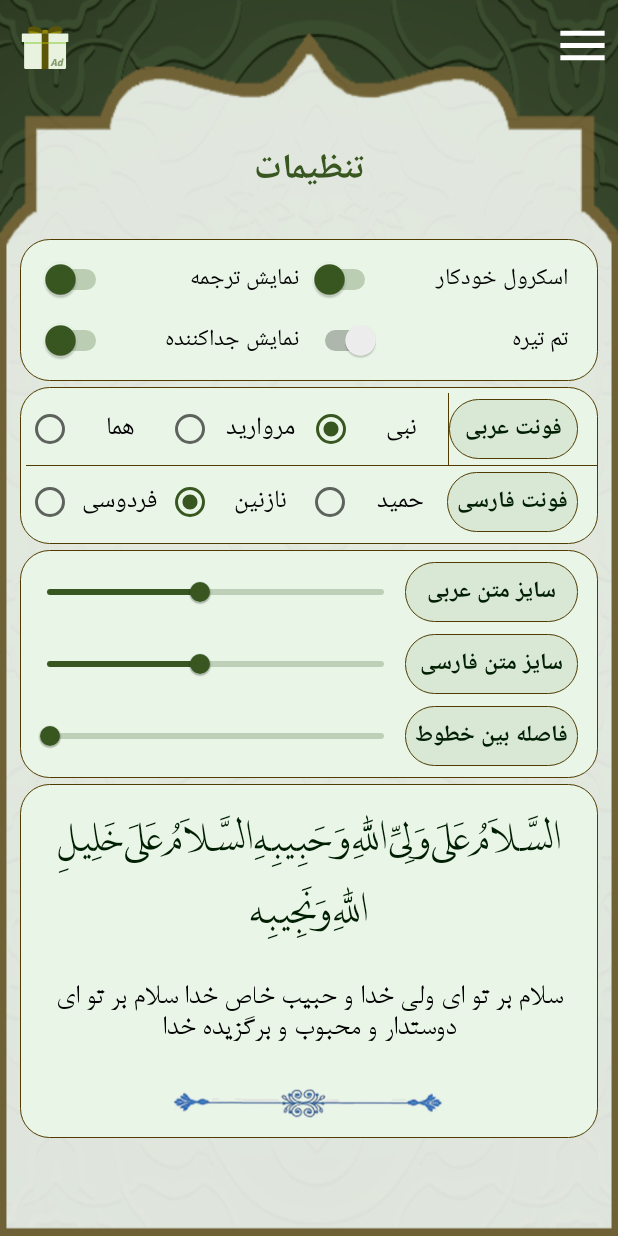
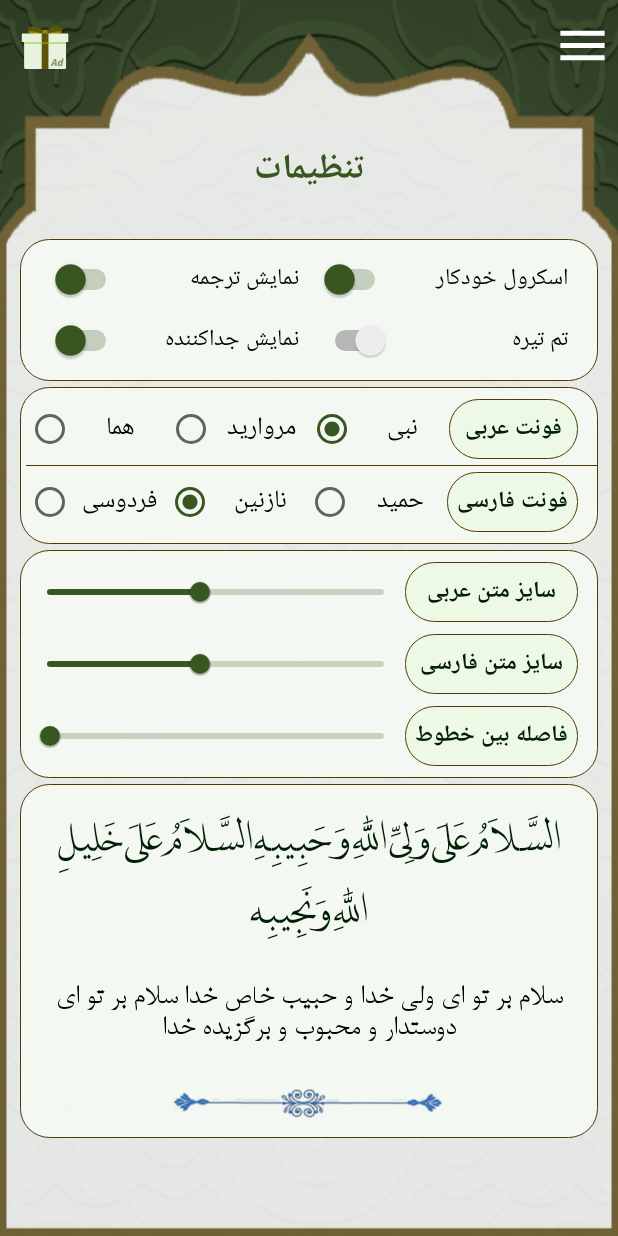
Before and after one commit to mohammadyt9731/Arbaeen-Pilgirmage, an Android app: the screen it shows after launch (MainActivity), in the side drawer, after a tap on "تنظیمات", on a phone screen of 412 x 824 dp. Run offline under Robolectric (Android 15) with nearby library versions, the phone set to English and light mode, and no system bars; our stand-ins replace sdp/ssp sizes; libraries missing offline, so code that uses them is left out: ir.tapsell.plus; 7 statements that could not run were skipped.

Commit message:
change view

```diff
--- a/app/src/main/java/com/ttp/ziaratarbaeen/fragments/NarrativesFragment.java
+++ b/app/src/main/java/com/ttp/ziaratarbaeen/fragments/NarrativesFragment.java
@@ -50,7 +50,7 @@ public class NarrativesFragment extends Fragment {
 
     private void findViews(View view) {
 
-        rlAdvertising = view.findViewById(R.id.rl_advertising);
+        rlAdvertising = view.findViewById(R.id.rl_ad_narrative);
         rvNarratives = view.findViewById(R.id.rv_narrative);
 
     }
--- a/app/src/main/java/com/ttp/ziaratarbaeen/fragments/SalawatCountFragment.java
+++ b/app/src/main/java/com/ttp/ziaratarbaeen/fragments/SalawatCountFragment.java
@@ -78,19 +78,19 @@ public class SalawatCountFragment extends Fragment {
 
     private void setUpPopupMenu() {
 
-        Context wrapper = new ContextThemeWrapper(getActivity(), R.style.PopupMenu);
-
-
-        popupMenu=new PopupMenu(wrapper,tvMentionType, Gravity.LEFT);
-        popupMenu.getMenuInflater().inflate(R.menu.popup_menu_mention_type,popupMenu.getMenu());
-
-
-
-        initMentionList();
-
-        for (Mention mention : mentionList){
-            popupMenu.getMenu().add(mention.getMentionName());
-        }
+//        Context wrapper = new ContextThemeWrapper(getActivity(), R.style.PopupMenu);
+//
+//
+//        popupMenu=new PopupMenu(wrapper,tvMentionType, Gravity.LEFT);
+//        popupMenu.getMenuInflater().inflate(R.menu.popup_menu_mention_type,popupMenu.getMenu());
+//
+//
+//
+//        initMentionList();
+//
+//        for (Mention mention : mentionList){
+//            popupMenu.getMenu().add(mention.getMentionName());
+//        }
 
 
 
@@ -100,14 +100,14 @@ public class SalawatCountFragment extends Fragment {
 //        mentionList= MySharedPreference.getInstance(getContext()).getMentionList();
 //        if(mentionList.isEmpty()){
 
-            mentionList.add(new Mention("صلوات",100,20));
-            mentionList.add(new Mention("ذکر روز هفته",100,20));
-            mentionList.add(new Mention("تسبیحات حضرت زهرا (سلام الله علیها)",100,20));
-            mentionList.add(new Mention("لا اله الا الله",100,20));
-            mentionList.add(new Mention("تسبیحات اربئه",100,20));
-            mentionList.add(new Mention("الله اکیر",100,20));
-            mentionList.add(new Mention("سبحان الله",100,20));
-            mentionList.add(new Mention("الحمدالله",100,20));
+//            mentionList.add(new Mention("صلوات",100,20));
+//            mentionList.add(new Mention("ذکر روز هفته",100,20));
+//            mentionList.add(new Mention("تسبیحات حضرت زهرا (سلام الله علیها)",100,20));
+//            mentionList.add(new Mention("لا اله الا الله",100,20));
+//            mentionList.add(new Mention("تسبیحات اربئه",100,20));
+//            mentionList.add(new Mention("الله اکیر",100,20));
+//            mentionList.add(new Mention("سبحان الله",100,20));
+//            mentionList.add(new Mention("الحمدالله",100,20));
 
 
      //   }
@@ -139,16 +139,16 @@ public class SalawatCountFragment extends Fragment {
             }
         });
 
-        popupMenu.setOnMenuItemClickListener(new PopupMenu.OnMenuItemClickListener() {
-            @Override
-            public boolean onMenuItemClick(MenuItem menuItem) {
-
-
-                tvMentionType.setText(menuItem.getTitle());
-                tvMention.setText(menuItem.getTitle());
-                return false;
-            }
-        });
+//        popupMenu.setOnMenuItemClickListener(new PopupMenu.OnMenuItemClickListener() {
+//            @Override
+//            public boolean onMenuItemClick(MenuItem menuItem) {
+//
+//
+//                tvMentionType.setText(menuItem.getTitle());
+//                tvMention.setText(menuItem.getTitle());
+//                return false;
+//            }
+//        });
 
 
     }
--- a/app/src/main/java/com/ttp/ziaratarbaeen/fragments/SettingFragment.java
+++ b/app/src/main/java/com/ttp/ziaratarbaeen/fragments/SettingFragment.java
@@ -9,6 +9,7 @@ import android.widget.CompoundButton;
 import android.widget.ImageView;
 import android.widget.RadioButton;
 import android.widget.RadioGroup;
+import android.widget.RelativeLayout;
 import android.widget.Switch;
 import android.widget.TextView;
 
@@ -21,11 +22,15 @@ import com.google.android.material.card.MaterialCardView;
 import com.google.android.material.slider.Slider;
 import com.ttp.ziaratarbaeen.R;
 import com.ttp.ziaratarbaeen.classes.MyConstants;
+import com.ttp.ziaratarbaeen.classes.MyTapsell;
 import com.ttp.ziaratarbaeen.classes.ProgramSetting;
+
+import ir.tapsell.plus.TapsellPlusBannerType;
 
 public class SettingFragment extends Fragment {
 
     ProgramSetting programSetting;
+
 
     Switch switchAutoScroll;
     Switch switchShowTranslation;
@@ -46,6 +51,8 @@ public class SettingFragment extends Fragment {
     TextView tvSamplePersianText;
     ImageView ivSeparator;
 
+    RelativeLayout rlAdvertising;
+
 
     @Nullable
     @Override
@@ -60,6 +67,13 @@ public class SettingFragment extends Fragment {
         findViews(view);
         init();
         configuration();
+
+    }
+
+    @Override
+    public void onResume() {
+        super.onResume();
+        MyTapsell.showStandardBanner(getActivity(), MyConstants.STANDARD_1_AD_ID, rlAdvertising, TapsellPlusBannerType.BANNER_320x50);
 
     }
 
@@ -80,6 +94,8 @@ public class SettingFragment extends Fragment {
         tvSampleArabicText = view.findViewById(R.id.tv_sample_arabic_text);
         tvSamplePersianText = view.findViewById(R.id.tv_sample_persian_text);
         ivSeparator = view.findViewById(R.id.iv_separator);
+
+        rlAdvertising=view.findViewById(R.id.rl_ad_setting);
 
 
     }
--- a/app/src/main/res/drawable/paragraph_background.xml
+++ b/app/src/main/res/drawable/paragraph_background.xml
@@ -3,7 +3,7 @@
 <shape xmlns:android="http://schemas.android.com/apk/res/android"
     android:shape="rectangle">
 
-    <solid android:color="#E9F6E7" />
+    <solid android:color="#E6F6FAF4" />
     <stroke
         android:width="0.1dp"
         android:color="@color/gold" />
--- a/app/src/main/res/drawable/switch_background.xml
+++ b/app/src/main/res/drawable/switch_background.xml
@@ -10,7 +10,7 @@
         android:radius="@dimen/space_middle"
         />
     <solid
-        android:color="#17385720"
+        android:color="#80E8FBD9"
 
         >
 
--- a/app/src/main/res/layout/activity_main.xml
+++ b/app/src/main/res/layout/activity_main.xml
@@ -127,10 +127,11 @@
         </LinearLayout>
 
         <LinearLayout
+            android:layoutDirection="rtl"
             android:id="@+id/ll_medium_icon"
             android:layout_width="match_parent"
             android:layout_height="wrap_content"
-            android:layout_marginHorizontal="@dimen/space_2Xlarge"
+            android:layout_marginHorizontal="@dimen/space_Xlarge"
             android:gravity="center"
             android:orientation="horizontal"
             app:layout_constraintBottom_toBottomOf="parent"
@@ -184,10 +185,11 @@
         </LinearLayout>
 
         <LinearLayout
+            android:layoutDirection="rtl"
             android:id="@+id/ll_small_icon"
             android:layout_width="match_parent"
             android:layout_height="wrap_content"
-            android:layout_marginHorizontal="@dimen/space_medium"
+            android:layout_marginHorizontal="@dimen/space_large"
             android:gravity="center"
             android:orientation="horizontal"
             android:weightSum="4"
--- a/app/src/main/res/layout/fragment_narratives.xml
+++ b/app/src/main/res/layout/fragment_narratives.xml
@@ -20,13 +20,13 @@
         android:layout_height="0dp"
         android:layout_marginTop="@dimen/space_2Xlarge"
         android:paddingHorizontal="@dimen/space_small"
-        app:layout_constraintBottom_toTopOf="@id/rl_advertising"
+        app:layout_constraintBottom_toTopOf="@id/rl_ad_narrative"
         app:layout_constraintTop_toBottomOf="@id/tv_header_narratives">
 
     </androidx.recyclerview.widget.RecyclerView>
 
     <RelativeLayout
-        android:id="@+id/rl_advertising"
+        android:id="@+id/rl_ad_narrative"
         android:layout_width="match_parent"
         android:layout_height="wrap_content"
         android:gravity="center|bottom"
--- a/app/src/main/res/layout/fragment_setting.xml
+++ b/app/src/main/res/layout/fragment_setting.xml
@@ -36,10 +36,12 @@
                 android:layout_width="match_parent"
                 android:layout_height="wrap_content"
                 android:background="@drawable/paragraph_background"
+                android:layoutDirection="ltr"
                 android:orientation="vertical"
                 android:padding="@dimen/space_medium">
 
                 <LinearLayout
+
                     android:layout_width="match_parent"
                     android:layout_height="0dp"
                     android:layout_weight="1"
@@ -85,11 +87,12 @@
                 android:id="@+id/ll_fonts"
                 android:layout_width="match_parent"
                 android:layout_height="wrap_content"
-                android:paddingLeft="@dimen/space_very_small"
-                android:paddingVertical="@dimen/space_very_small"
                 android:layout_marginTop="@dimen/space_very_small"
                 android:background="@drawable/paragraph_background"
-                android:orientation="vertical">
+                android:layoutDirection="ltr"
+                android:orientation="vertical"
+                android:paddingVertical="@dimen/space_very_small"
+                android:paddingLeft="@dimen/space_very_small">
 
                 <RadioGroup
                     android:id="@+id/rg_arabic_fonts"
@@ -111,10 +114,7 @@
                         style="@style/rb_font_style"
                         android:checked="true"
                         android:text="@string/arabic_font_3" />
-                    <View
-                        android:layout_width="0.1dp"
-                        android:layout_height="match_parent"
-                        android:background="@color/gold" />
+
                     <TextView
                         android:id="@+id/tv_arabic_font"
                         style="@style/tv_guide_slider_style"
@@ -168,12 +168,12 @@
             </LinearLayout>
 
             <androidx.constraintlayout.widget.ConstraintLayout
-                android:paddingVertical="@dimen/space_very_small"
                 android:id="@+id/cl_slider"
                 android:layout_width="match_parent"
                 android:layout_height="wrap_content"
                 android:layout_marginVertical="@dimen/space_very_small"
                 android:background="@drawable/paragraph_background"
+                android:paddingVertical="@dimen/space_very_small"
 
                 >
 
@@ -183,8 +183,8 @@
                     android:layout_width="0dp"
                     android:text="@string/arabic_text_size"
                     app:layout_constraintBottom_toBottomOf="@id/slider_arabic_text_size"
+                    app:layout_constraintLeft_toLeftOf="@id/tv_line_spacing"
                     app:layout_constraintRight_toRightOf="parent"
-                    app:layout_constraintLeft_toLeftOf="@id/tv_line_spacing"
                     app:layout_constraintTop_toTopOf="@id/slider_arabic_text_size" />
 
                 <com.google.android.material.slider.Slider
@@ -205,8 +205,8 @@
                     android:layout_width="0dp"
                     android:text="@string/persian_text_size"
                     app:layout_constraintBottom_toBottomOf="@id/slider_persian_text_size"
+                    app:layout_constraintLeft_toLeftOf="@id/tv_line_spacing"
                     app:layout_constraintRight_toRightOf="parent"
-                    app:layout_constraintLeft_toLeftOf="@id/tv_line_spacing"
                     app:layout_constraintTop_toTopOf="@id/slider_persian_text_size" />
 
                 <com.google.android.material.slider.Slider
@@ -274,6 +274,14 @@
 
             </LinearLayout>
 
+            <RelativeLayout
+                android:id="@+id/rl_ad_setting"
+                android:layout_width="match_parent"
+                android:layout_height="wrap_content"
+                android:gravity="center|bottom"
+                android:paddingBottom="@dimen/space_small"
+                />
+
 
         </LinearLayout>
     </ScrollView>
--- a/app/src/main/res/values/dimens.xml
+++ b/app/src/main/res/values/dimens.xml
@@ -45,7 +45,7 @@
     <dimen name="space_middle">@dimen/_15sdp</dimen>
     <dimen name="space_large">@dimen/_20sdp</dimen>
     <dimen name="space_Xlarge">@dimen/_25sdp</dimen>
-    <dimen name="space_2Xlarge">@dimen/_30sdp</dimen>
+    <dimen name="space_2Xlarge">@dimen/_35sdp</dimen>
     <dimen name="space_3Xlarge">@dimen/_40sdp</dimen>
 
 
--- a/app/src/main/res/values/styles.xml
+++ b/app/src/main/res/values/styles.xml
@@ -60,6 +60,7 @@
         <item name="android:textSize">@dimen/main_tv_small_text_size</item>
         <item name="android:textColor">@color/black</item>
         <item name="android:layout_marginTop">@dimen/space_small</item>
+        <item name="android:textStyle">bold</item>
 
 
     </style>
@@ -127,8 +128,9 @@
         <item name="android:textSize">@dimen/_12ssp</item>
         <item name="android:checked">true</item>
         <item name="android:theme">@style/slider_theme</item>
-        <item name="android:gravity">right</item>
-        <item name="android:paddingRight">@dimen/_5sdp</item>
+        <item name="android:gravity">right|center</item>
+        <item name="android:paddingRight">@dimen/space_small</item>
+        <item name="android:paddingLeft">@dimen/space_small</item>
 
 
     </style>
@@ -138,6 +140,7 @@
         <item name="android:layout_height">wrap_content</item>
         <item name="android:gravity">center|right</item>
         <item name="android:orientation">horizontal</item>
+        <item name="android:layoutDirection">ltr</item>
 
     </style>
 
@@ -180,6 +183,7 @@
         <item name="android:padding">@dimen/space_small</item>
         <item name="android:gravity">center</item>
         <item name="android:textStyle">bold</item>
+        <item name="android:layoutDirection">ltr</item>
 
     </style>
 
@@ -191,6 +195,7 @@
         <item name="android:layout_marginLeft">@dimen/space_very_small</item>
         <item name="thumbRadius">@dimen/setting_slider_thumb_radius</item>
         <item name="tickColor">@android:color/transparent</item>
+        <item name="android:layoutDirection">ltr</item>
     </style>
 
 
```
Also changed, not shown: app/src/main/res/layout/fragment_pilgrimage.xml (+28 -21 lines), app/src/main/res/drawable/bg_footer.png (deleted), app/src/main/res/drawable/bg_main.jpg, app/src/main/res/drawable/bg_study.jpg, app/src/main/res/drawable/ic_zoom_in.png, app/src/main/res/drawable/ic_zoom_in2.png (added).
